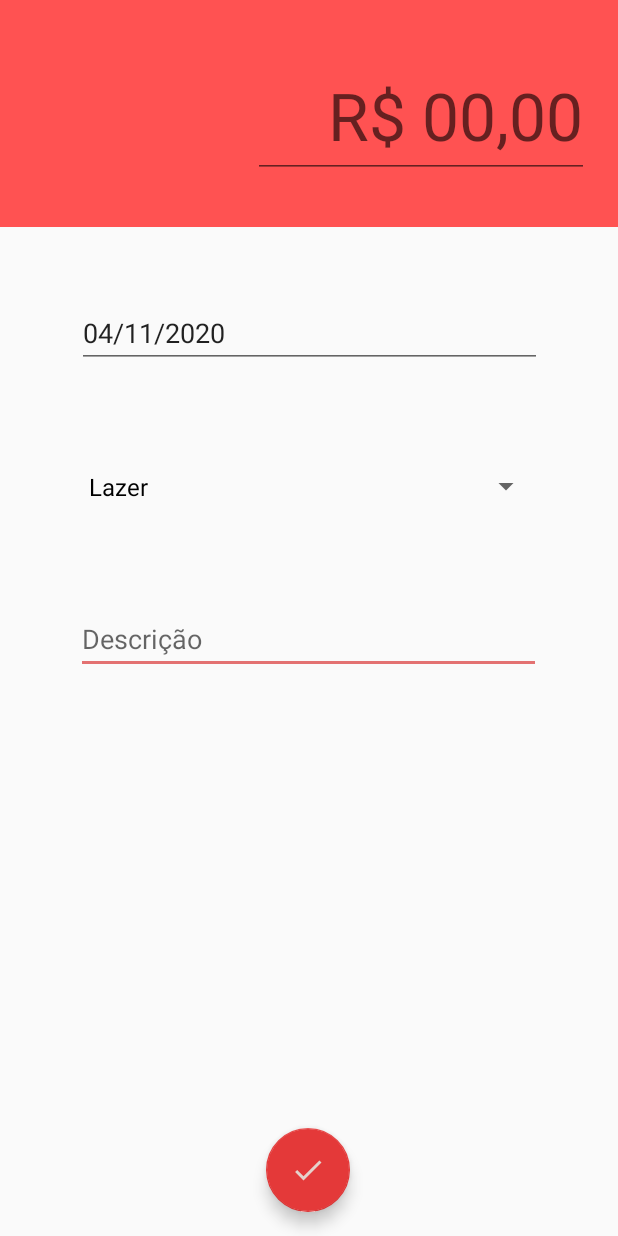
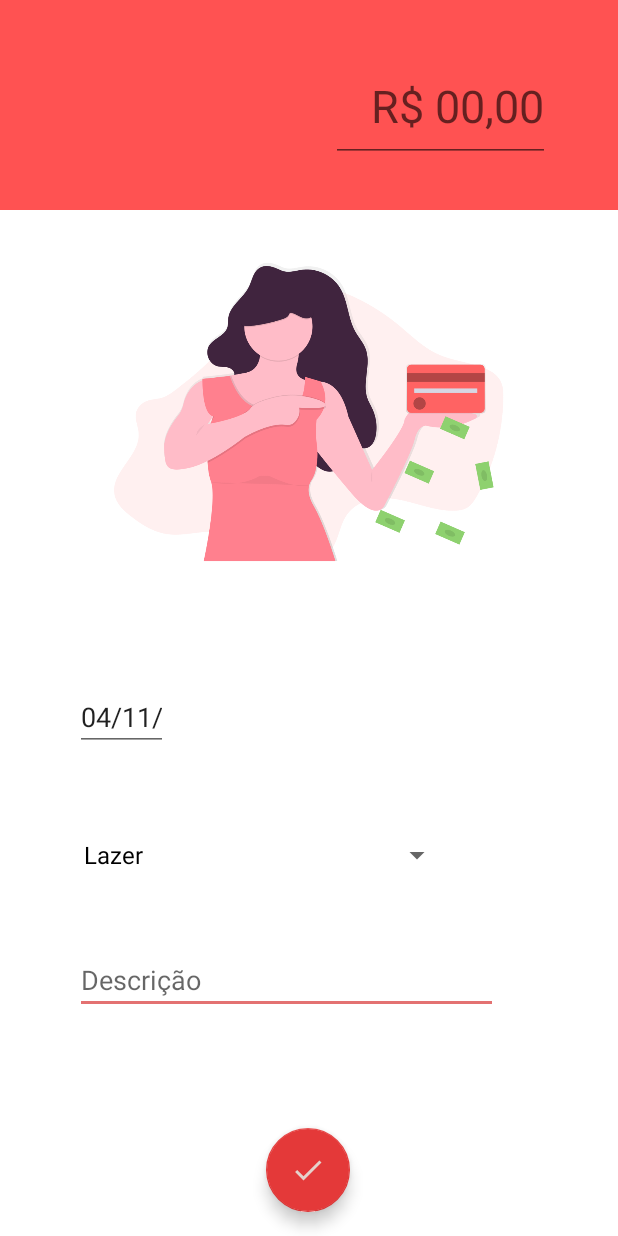
Before and after one commit to cauezito/organizze-clone, an Android app: the screen it shows after launch (DespesaActivity), on a phone screen of 412 x 824 dp. Run offline under Robolectric (Android 15) with nearby library versions, the phone set to English and light mode, and no system bars.

Commit message:
style: editing layout

```diff
--- a/app/src/main/res/layout/activity_despesa.xml
+++ b/app/src/main/res/layout/activity_despesa.xml
@@ -4,12 +4,13 @@
     xmlns:tools="http://schemas.android.com/tools"
     android:layout_width="match_parent"
     android:layout_height="match_parent"
+    android:background="@android:color/white"
     tools:context=".organizze.activity.DespesaActivity">
 
     <androidx.appcompat.widget.Toolbar
         android:id="@+id/toolbar3"
         android:layout_width="0dp"
-        android:layout_height="151dp"
+        android:layout_height="140dp"
         android:background="?attr/colorPrimary"
         android:minHeight="?attr/actionBarSize"
         android:theme="?attr/actionBarTheme"
@@ -19,42 +20,72 @@
 
     <EditText
         android:id="@+id/etDescricaoDespesa"
-        android:layout_width="310dp"
-        android:layout_height="46dp"
-        android:layout_marginTop="56dp"
+        android:layout_width="0dp"
+        android:layout_height="44dp"
+        android:layout_marginStart="50dp"
+        android:layout_marginLeft="50dp"
+        android:layout_marginTop="36dp"
+        android:layout_marginEnd="80dp"
+        android:layout_marginRight="80dp"
         android:ems="10"
         android:hint="Descrição"
         android:inputType="textMultiLine"
+        android:lines="6"
+        android:maxLines="6"
+        android:minLines="0"
         app:layout_constraintEnd_toEndOf="parent"
-        app:layout_constraintHorizontal_bias="0.495"
+        app:layout_constraintHorizontal_bias="0.0"
         app:layout_constraintStart_toStartOf="parent"
         app:layout_constraintTop_toBottomOf="@+id/spCategoria" />
 
+    <EditText
+        android:id="@+id/etValorData"
+        android:layout_width="0dp"
+        android:layout_height="43dp"
+        android:layout_marginStart="50dp"
+        android:layout_marginLeft="50dp"
+        android:layout_marginTop="64dp"
+        android:layout_marginEnd="300dp"
+        android:layout_marginRight="300dp"
+        android:ems="10"
+        android:hint="Data"
+        android:inputType="date"
+        android:maxLength="10"
+        app:layout_constraintEnd_toEndOf="parent"
+        app:layout_constraintHorizontal_bias="0.135"
+        app:layout_constraintStart_toStartOf="parent"
+        app:layout_constraintTop_toBottomOf="@+id/imageView2" />
+
     <Spinner
         android:id="@+id/spCategoria"
-        android:layout_width="310dp"
-        android:layout_height="46dp"
-        android:layout_marginTop="56dp"
+        android:layout_width="0dp"
+        android:layout_height="51dp"
+        android:layout_marginStart="48dp"
+        android:layout_marginLeft="48dp"
+        android:layout_marginTop="44dp"
+        android:layout_marginEnd="110dp"
+        android:layout_marginRight="110dp"
         app:layout_constraintEnd_toEndOf="parent"
+        app:layout_constraintHorizontal_bias="1.0"
         app:layout_constraintStart_toStartOf="parent"
         app:layout_constraintTop_toBottomOf="@+id/etValorData" />
 
     <EditText
         android:id="@+id/etValorDespesa"
-        android:layout_width="224dp"
-        android:layout_height="81dp"
+        android:layout_width="146dp"
+        android:layout_height="68dp"
         android:ems="10"
         android:gravity="end"
         android:hint="R$ 00,00"
         android:inputType="number|numberDecimal"
         android:maxLength="6"
-        android:textSize="44sp"
+        android:textSize="30sp"
         app:layout_constraintBottom_toBottomOf="@+id/toolbar3"
         app:layout_constraintEnd_toEndOf="parent"
-        app:layout_constraintHorizontal_bias="0.897"
+        app:layout_constraintHorizontal_bias="0.83"
         app:layout_constraintStart_toStartOf="parent"
         app:layout_constraintTop_toTopOf="parent"
-        app:layout_constraintVertical_bias="0.53" />
+        app:layout_constraintVertical_bias="0.555" />
 
     <com.google.android.material.floatingactionbutton.FloatingActionButton
         android:id="@+id/btNovaDespesa"
@@ -62,25 +93,24 @@
         android:layout_height="0dp"
         android:layout_gravity="center|clip_vertical"
         android:layout_marginBottom="16dp"
+        android:onClick="salvaDespesa"
         android:src="@drawable/ic_baseline_done_24"
         app:backgroundTint="@color/colorToolbarDespesa"
         app:layout_constraintBottom_toBottomOf="parent"
         app:layout_constraintEnd_toEndOf="parent"
         app:layout_constraintHorizontal_bias="0.498"
+        app:layout_constraintStart_toStartOf="parent" />
+
+    <ImageView
+        android:id="@+id/imageView2"
+        android:layout_width="401dp"
+        android:layout_height="237dp"
+        android:layout_marginTop="16dp"
+        android:cropToPadding="false"
+        android:scaleType="centerInside"
+        app:layout_constraintEnd_toEndOf="parent"
         app:layout_constraintStart_toStartOf="parent"
-        android:onClick="salvaDespesa"/>
-
-    <EditText
-        android:id="@+id/etValorData"
-        android:layout_width="310dp"
-        android:layout_height="46dp"
-        android:layout_marginTop="48dp"
-        android:ems="10"
-        android:hint="Data"
-        android:inputType="date"
-        app:layout_constraintEnd_toEndOf="parent"
-        app:layout_constraintHorizontal_bias="0.504"
-        app:layout_constraintStart_toStartOf="parent"
-        app:layout_constraintTop_toBottomOf="@+id/toolbar3" />
+        app:layout_constraintTop_toBottomOf="@+id/toolbar3"
+        app:srcCompat="@drawable/undraw_credit_card_payment_12va" />
 
 </androidx.constraintlayout.widget.ConstraintLayout>
```
Also changed, not shown: app/src/main/res/drawable/undraw_credit_card_payment_12va.png (added).
